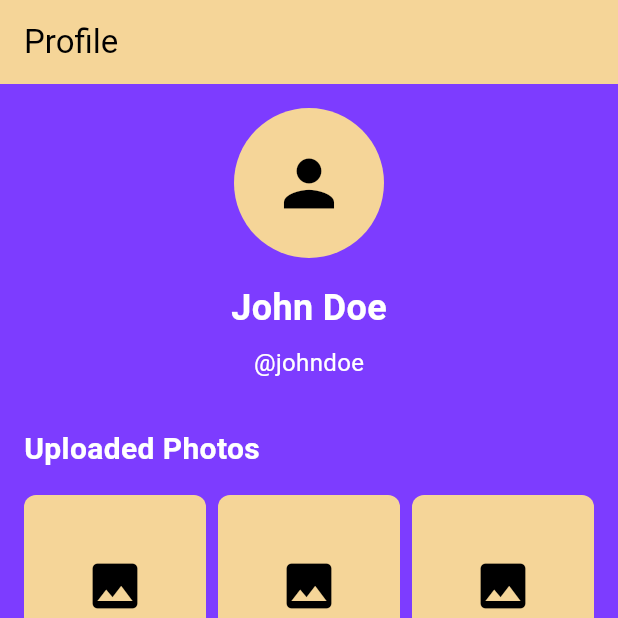
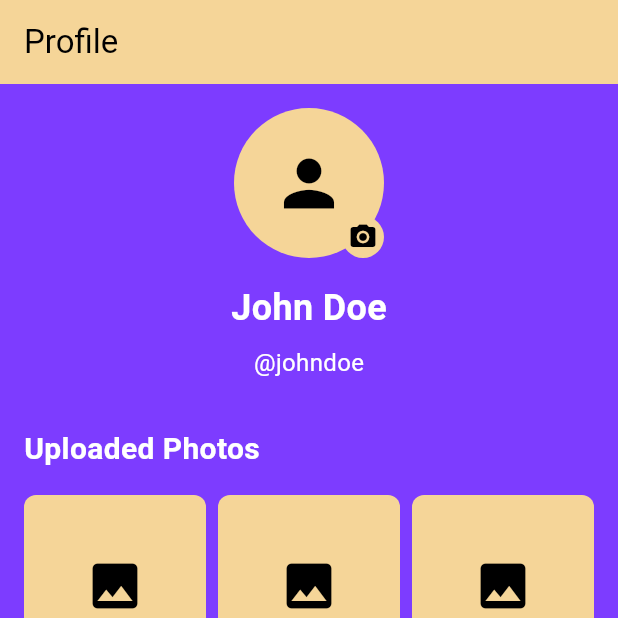
Before and after one commit to yonasnat/tapin-uw, a Flutter app: the ProfileScreen screen opened directly, on a phone screen of 412 x 824 dp, the top half of it. Run offline on Flutter 3.47's test engine with Material 3 defaults, Android fonts, the phone set to English and light mode, and no system bars; our stand-ins replace cached_network_image, cloud_firestore, cloud_functions, file_picker, firebase_auth, firebase_core and 2 more; accounts and stored records are empty; generated files the repository leaves out were written again; network calls fail.

Commit message:
upload_profilepic

```diff
--- a/flutter_frontend/lib/profile_screen.dart
+++ b/flutter_frontend/lib/profile_screen.dart
@@ -1,25 +1,129 @@
 import 'package:flutter/material.dart';
+import 'package:image_picker/image_picker.dart';
+import 'package:firebase_storage/firebase_storage.dart';
+import 'package:firebase_auth/firebase_auth.dart';
+import 'package:cached_network_image/cached_network_image.dart';
+import 'dart:io';
+import 'package:flutter/foundation.dart' show kIsWeb;
+import 'package:file_picker/file_picker.dart';
+import 'dart:typed_data';
 
-class ProfileScreen extends StatelessWidget {
+class ProfileScreen extends StatefulWidget {
   const ProfileScreen({super.key});
 
+  @override
+  State<ProfileScreen> createState() => _ProfileScreenState();
+}
+
+class _ProfileScreenState extends State<ProfileScreen> {
   // App colors (same as in sign_up.dart)
   static const _uwPurple = Color(0xFF7D3CFF); // Background
   static const _beige = Color(0xFFF5D598); // Gradient start
   static const _white = Color(0xFFFFFFFF); // Text / icon
   static const _black = Color(0xFF000000); // Text / icon
 
+  final ImagePicker _picker = ImagePicker();
+  String? _profileImageUrl;
+  bool _isLoading = false;
+
+  @override
+  void initState() {
+    super.initState();
+    _loadProfileImage();
+  }
+
+  Future<void> _loadProfileImage() async {
+    final user = FirebaseAuth.instance.currentUser;
+    if (user != null) {
+      try {
+        final ref = FirebaseStorage.instance
+            .ref()
+            .child('profile_images')
+            .child('${user.uid}.jpg');
+        final url = await ref.getDownloadURL();
+        setState(() {
+          _profileImageUrl = url;
+        });
+      } catch (e) {
+        // No profile image exists yet
+        print('No profile image found: $e');
+      }
+    }
+  }
+
+  Future<void> _pickAndUploadImage() async {
+    setState(() {
+      _isLoading = true;
+    });
+
+    try {
+      String? imagePath;
+      Uint8List? imageBytes;
+
+      if (kIsWeb) {
+        FilePickerResult? result = await FilePicker.platform.pickFiles(
+          type: FileType.image,
+          allowMultiple: false,
+        );
+        if (result != null && result.files.single.bytes != null) {
+          imageBytes = result.files.single.bytes;
+        } else {
+          // User canceled picker
+          return;
+        }
+      } else {
+        final XFile? image = await _picker.pickImage(
+          source: ImageSource.gallery,
+          maxWidth: 800,
+          maxHeight: 800,
+          imageQuality: 85,
+        );
+        if (image == null) return;
+        imagePath = image.path;
+      }
+
+      final user = FirebaseAuth.instance.currentUser;
+      if (user == null) throw Exception("User not logged in");
+
+      final ref = FirebaseStorage.instance
+          .ref()
+          .child('profile_images')
+          .child('${user.uid}.jpg');
+
+      if (kIsWeb && imageBytes != null) {
+        await ref.putData(imageBytes, SettableMetadata(contentType: 'image/jpeg'));
+      } else if (imagePath != null) {
+        await ref.putFile(File(imagePath));
+      }
+
+      // Always reload the profile image after upload to ensure persistence
+      final url = await ref.getDownloadURL();
+      setState(() {
+        _profileImageUrl = url;
+      });
+    } catch (e) {
+      print('Error uploading image: $e');
+      ScaffoldMessenger.of(context).showSnackBar(
+        SnackBar(content: Text('Error uploading image: $e')),
+      );
+    } finally {
+      setState(() {
+        _isLoading = false;
+      });
+    }
+  }
+
   @override
   Widget build(BuildContext context) {
     return Scaffold(
-      backgroundColor: _uwPurple, // Set the background color
+      backgroundColor: _uwPurple,
       appBar: AppBar(
-        backgroundColor: _beige, // AppBar background color
+        backgroundColor: _beige,
         title: const Text(
           'Profile',
-          style: TextStyle(color: _black), // AppBar title color
+          style: TextStyle(color: _black),
         ),
-        iconTheme: const IconThemeData(color: _black), // AppBar icon color
+        iconTheme: const IconThemeData(color: _black),
       ),
       body: Padding(
         padding: const EdgeInsets.all(16.0),
@@ -30,14 +134,51 @@ class ProfileScreen extends StatelessWidget {
             Center(
               child: Column(
                 children: [
-                  // Placeholder for profile picture
+                  GestureDetector(
+                    onTap: _pickAndUploadImage,
+                    child: Stack(
+                      children: [
                         CircleAvatar(
                           radius: 50,
                           backgroundColor: _beige,
-                    child: const Icon(
+                          child: _isLoading
+                              ? const CircularProgressIndicator()
+                              : _profileImageUrl != null
+                                  ? ClipOval(
+                                      child: CachedNetworkImage(
+                                        imageUrl: _profileImageUrl!,
+                                        width: 100,
+                                        height: 100,
+                                        fit: BoxFit.cover,
+                                        placeholder: (context, url) =>
+                                            const CircularProgressIndicator(),
+                                        errorWidget: (context, url, error) =>
+                                            const Icon(Icons.error),
+                                      ),
+                                    )
+                                  : const Icon(
                                       Icons.person,
                                       size: 50,
                                       color: _black,
+                                    ),
+                        ),
+                        Positioned(
+                          bottom: 0,
+                          right: 0,
+                          child: Container(
+                            padding: const EdgeInsets.all(4),
+                            decoration: const BoxDecoration(
+                              color: _beige,
+                              shape: BoxShape.circle,
+                            ),
+                            child: const Icon(
+                              Icons.camera_alt,
+                              color: _black,
+                              size: 20,
+                            ),
+                          ),
+                        ),
+                      ],
                     ),
                   ),
                   const SizedBox(height: 16),
@@ -76,11 +217,11 @@ class ProfileScreen extends StatelessWidget {
             Expanded(
               child: GridView.builder(
                 gridDelegate: const SliverGridDelegateWithFixedCrossAxisCount(
-                  crossAxisCount: 3, // Number of photos per row
+                  crossAxisCount: 3,
                   crossAxisSpacing: 8,
                   mainAxisSpacing: 8,
                 ),
-                itemCount: 12, // Replace with the actual number of photos
+                itemCount: 12,
                 itemBuilder: (context, index) {
                   return Container(
                     decoration: BoxDecoration(
@@ -91,7 +232,7 @@ class ProfileScreen extends StatelessWidget {
                       Icons.image,
                       color: _black,
                       size: 40,
-                    ), // Replace with actual photo widget
+                    ),
                   );
                 },
               ),
--- a/flutter_frontend/pubspec.yaml
+++ b/flutter_frontend/pubspec.yaml
@@ -40,6 +40,12 @@ dependencies:
   firebase_auth: ^4.17.4
   cloud_firestore: ^4.15.5
   cloud_functions: ^4.6.5
+  firebase_storage: ^11.6.5
+
+  # Image picking and caching
+  image_picker: ^1.0.7
+  cached_network_image: ^3.3.1
+  file_picker: ^6.1.1
 
   # HTTP client for API calls
   http: ^1.2.1
```
Also changed, not shown: firebase_backend/cors.json (added, +8 -0 lines), flutter_frontend/pubspec.lock, 4 other files. Lines whose indentation alone changed are shown as unchanged.
